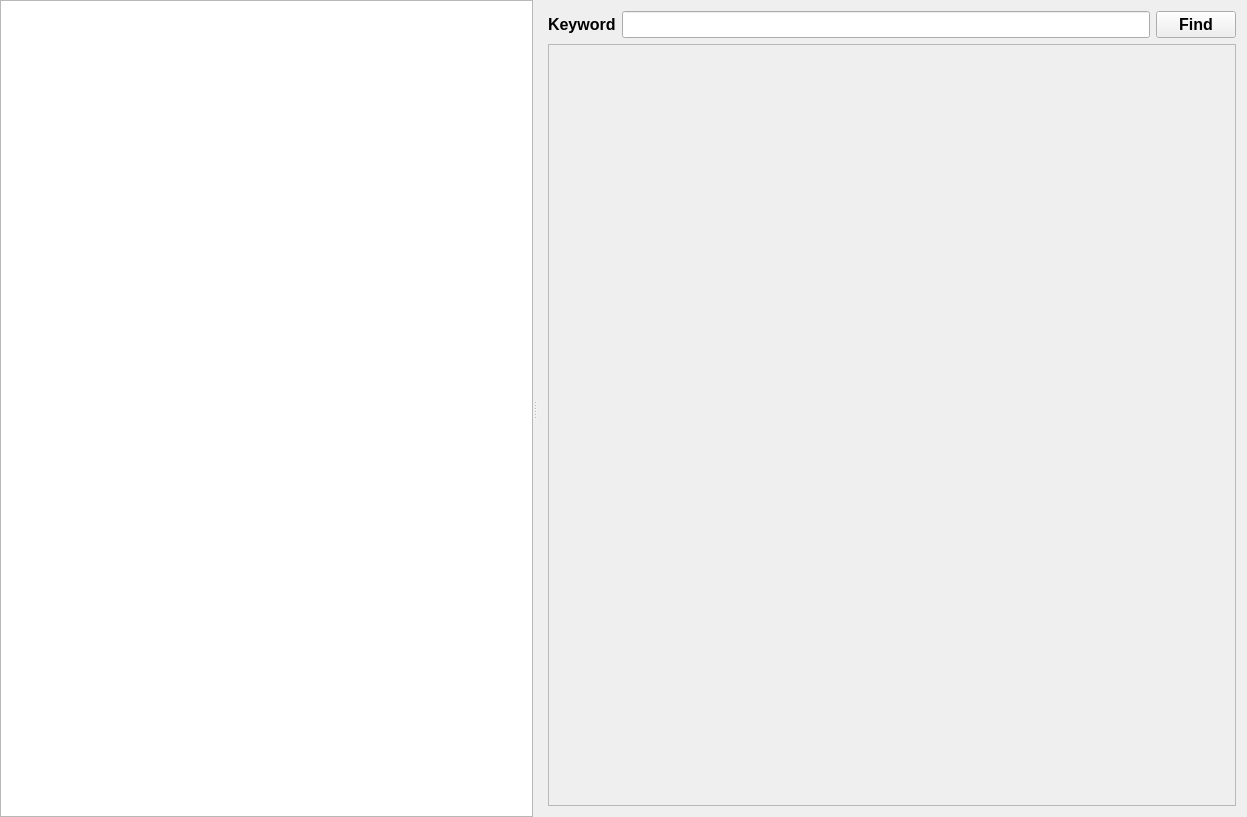
First picture: the form in mainwindow.ui, repository siavash119/qtchan, before the edit.
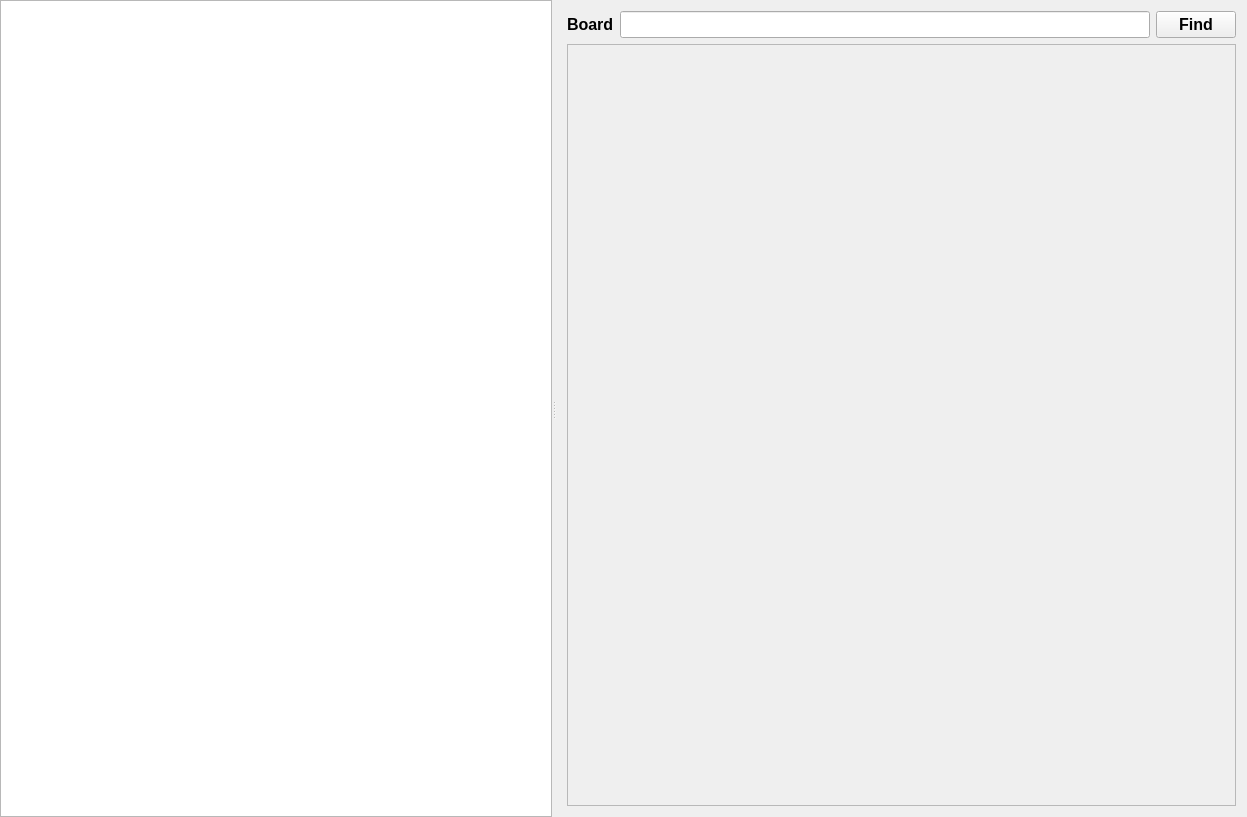
Second picture: the form after the edit.

Patch:
```diff
--- a/mainwindow.ui
+++ b/mainwindow.ui
@@ -93,7 +93,7 @@
           <item>
            <widget class="QLabel" name="label">
             <property name="text">
-             <string>Keyword</string>
+             <string>Board</string>
             </property>
            </widget>
           </item>
```
